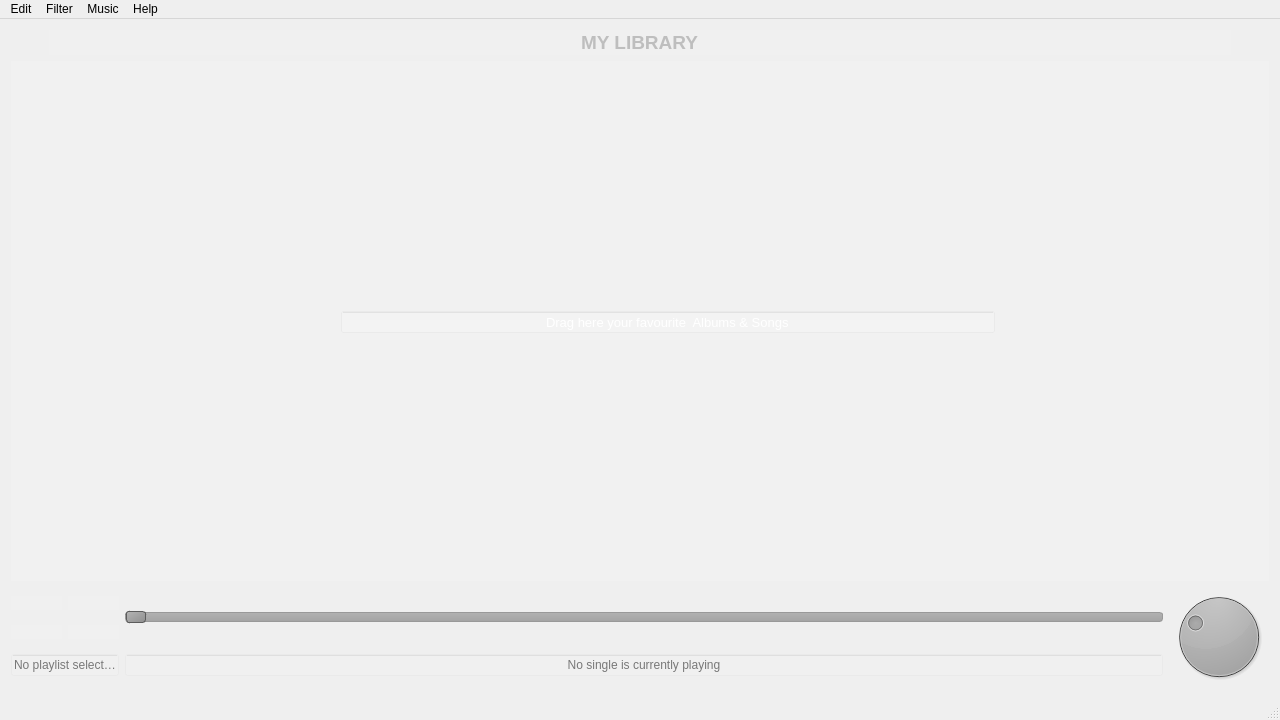
This is mainwin.ui in CermakM/MediaPlayer as Qt 5 draws it before an edit. The edited form follows.
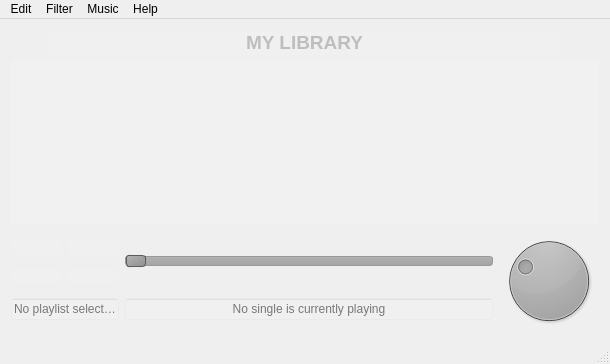
This is the edited form. Icons and pictures are not drawn. Custom widgets are drawn as their Qt base class.

The edit to the form file:
```diff
--- a/mainwin.ui
+++ b/mainwin.ui
@@ -6,8 +6,8 @@
    <rect>
     <x>0</x>
     <y>0</y>
-    <width>1280</width>
-    <height>720</height>
+    <width>610</width>
+    <height>364</height>
    </rect>
   </property>
   <property name="baseSize">
@@ -395,8 +395,8 @@
         <rect>
          <x>0</x>
          <y>0</y>
-         <width>1262</width>
-         <height>523</height>
+         <width>592</width>
+         <height>161</height>
         </rect>
        </property>
        <property name="mouseTracking">
@@ -472,8 +472,8 @@
     <rect>
      <x>0</x>
      <y>0</y>
-     <width>1280</width>
-     <height>19</height>
+     <width>610</width>
+     <height>22</height>
     </rect>
    </property>
    <widget class="QMenu" name="menuFilter">
```
